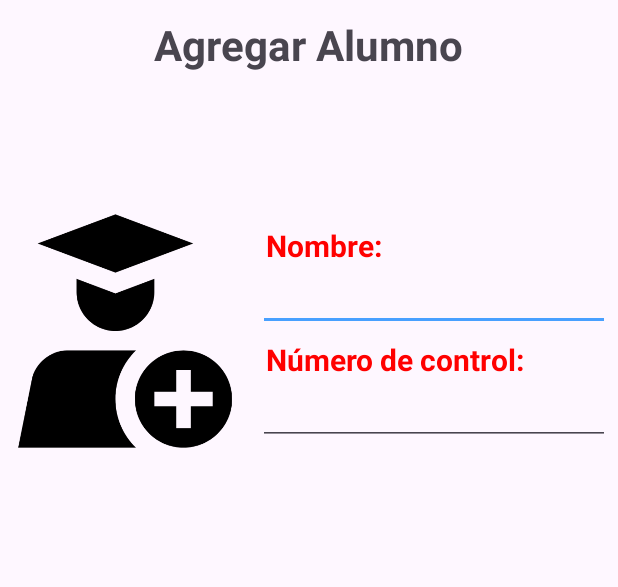
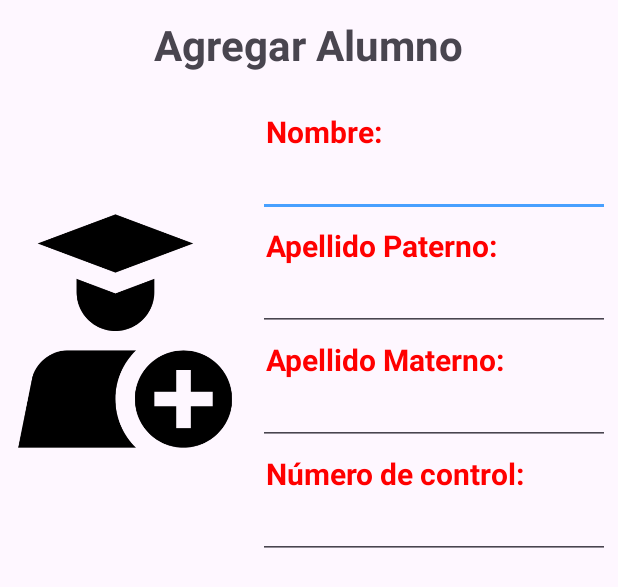
Before and after one commit to JC1902/Revision-App, an Android app: the layout alerta_agregar_alumno.xml on its own in the app's theme, with its tools: preview values and no code run, on a phone screen of 412 x 824 dp. Shown: the top 587 px of the screen. Run offline under Robolectric (Android 15) with nearby library versions, the phone set to English and light mode, and no system bars.

Commit message:
Modifique el alert de alumno

```diff
--- a/app/src/main/res/layout/alerta_agregar_alumno.xml
+++ b/app/src/main/res/layout/alerta_agregar_alumno.xml
@@ -23,6 +23,7 @@
         <LinearLayout
             android:layout_width="wrap_content"
             android:layout_height="match_parent"
+            android:gravity="center_vertical"
             android:orientation="vertical">
 
             <ImageView
@@ -63,6 +64,45 @@
                     android:inputType="text"
                     android:padding="5dp"
                     android:textSize="20sp" />
+
+                <TextView
+                    android:id="@+id/txvLabApellidoPat"
+                    android:layout_width="match_parent"
+                    android:layout_height="wrap_content"
+                    android:padding="5dp"
+                    android:text="Apellido Paterno:"
+                    android:textColor="#FF0000"
+                    android:textSize="20sp"
+                    android:textStyle="bold" />
+
+                <EditText
+                    android:id="@+id/edtApellidoPat"
+                    android:layout_width="match_parent"
+                    android:layout_height="wrap_content"
+                    android:ems="10"
+                    android:inputType="text"
+                    android:padding="5dp"
+                    android:textSize="20sp" />
+
+                <TextView
+                    android:id="@+id/txvLabApellidoMat"
+                    android:layout_width="match_parent"
+                    android:layout_height="wrap_content"
+                    android:padding="5dp"
+                    android:text="Apellido Materno:"
+                    android:textColor="#FF0000"
+                    android:textSize="20sp"
+                    android:textStyle="bold" />
+
+                <EditText
+                    android:id="@+id/edtApellidoMat"
+                    android:layout_width="match_parent"
+                    android:layout_height="wrap_content"
+                    android:ems="10"
+                    android:inputType="text"
+                    android:padding="5dp"
+                    android:textSize="20sp" />
+
             </LinearLayout>
 
             <LinearLayout
```
